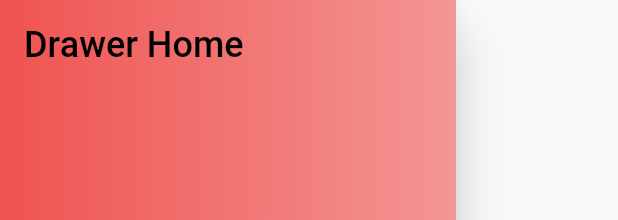
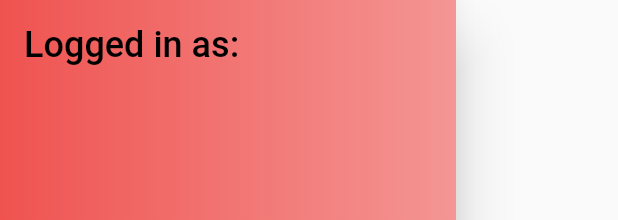
Before and after one commit to motschel123/digital-local-library, a Flutter app: the HomeDrawer widget shown alone on an empty page, opened directly, on a phone screen of 412 x 824 dp. Shown: the top 220 px of the screen. Run offline on Flutter 3.47's test engine with Material 2 defaults, Android fonts, the phone set to English and light mode, and no system bars; our stand-ins replace cached_network_image, cloud_firestore, firebase_auth, flutter_signin_button, google_sign_in; missing offline and left inert: barcode_scan; accounts and stored records are empty; network calls fail.

Commit message:
"Refactored"

```diff
--- a/lib/models/books_database_model.dart
+++ b/lib/models/books_database_model.dart
@@ -1,4 +1,5 @@
 import 'package:digital_local_library/data/book.dart';
+import 'package:digital_local_library/sign_in/auth_provider.dart';
 import 'package:flutter/cupertino.dart';
 import 'package:scoped_model/scoped_model.dart';
 import 'package:cloud_firestore/cloud_firestore.dart';
@@ -36,7 +37,7 @@ class BooksDatabaseModel extends Model {
       "author": book.author,
       "title": book.title,
       "isbn": book.isbn,
-      "imagePath": book.imagePath
+      "imagePath": book.imagePath,
     });
     return true;
   }
--- a/lib/widgets/home_drawer.dart
+++ b/lib/widgets/home_drawer.dart
@@ -1,4 +1,5 @@
 import 'package:digital_local_library/sign_in/auth_provider.dart';
+import 'package:firebase_auth/firebase_auth.dart';
 import 'package:flutter/material.dart';
 import 'package:digital_local_library/sign_in/auth.dart';
 
@@ -20,12 +21,18 @@ class _HomeDrawerState extends State<HomeDrawer> {
                 Theme.of(context).primaryColor.withOpacity(0.6)
               ]),
             ),
-            child: Text(
-              'Drawer Home',
-              style: TextStyle(
-                color: Colors.black,
-                fontSize: 24,
-              ),
+            child: StreamBuilder(
+              stream: AuthProvider.of(context).currentUser().asStream(),
+              builder: (BuildContext context, AsyncSnapshot<String> snapshot) {
+                String user = snapshot.hasData ? snapshot.data.toString() : "";
+                return Text(
+                  'Logged in as: $user',
+                  style: TextStyle(
+                    color: Colors.black,
+                    fontSize: 24,
+                  ),
+                );
+              },
             ),
           ),
           RaisedButton(
```
Also changed, not shown: lib/screens/upload_book_screen.dart (+87 -51 lines).
